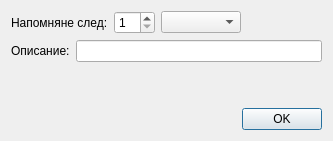
Above: src/View/Widgets/notificationdialog.ui from thefinalcutbg/DinoDent before the change. Below: the same form after it.
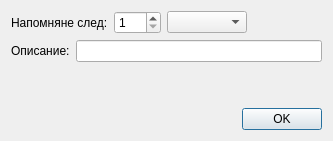
That is the form after the change.

Commit message: maximum value updated

What changed in the file:
```diff
--- a/src/View/Widgets/notificationdialog.ui
+++ b/src/View/Widgets/notificationdialog.ui
@@ -28,6 +28,12 @@
        <property name="minimum">
         <number>1</number>
        </property>
+       <property name="maximum">
+        <number>365</number>
+       </property>
+       <property name="singleStep">
+        <number>1</number>
+       </property>
       </widget>
      </item>
      <item>
```
